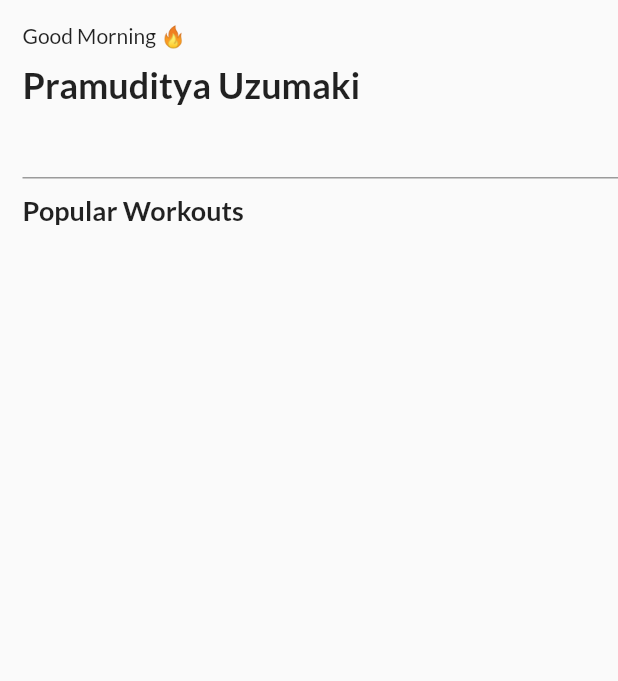
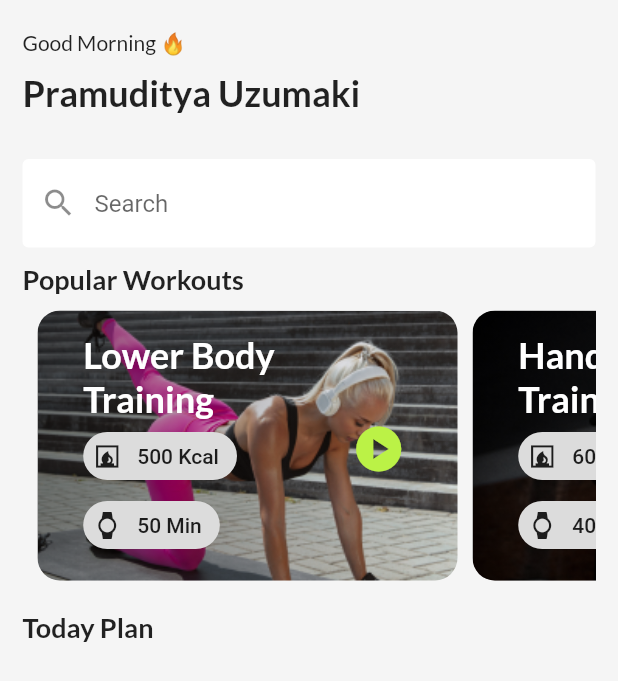
Before and after one commit to fathin210/fitness_app, a Flutter app: the HomeScreen screen opened directly, on a phone screen of 412 x 824 dp. Shown: the top 681 px of the screen. Run offline on Flutter 3.47's test engine with Material 2 defaults, Android fonts, the phone set to English and light mode, and no system bars; our stand-ins replace google_fonts.

Commit message:
add widget card popular

```diff
--- a/lib/screen/home_screen.dart
+++ b/lib/screen/home_screen.dart
@@ -1,3 +1,4 @@
+import 'package:fitness_app/widgets/card_popular.dart';
 import 'package:flutter/material.dart';
 import 'package:flutter/src/foundation/key.dart';
 import 'package:flutter/src/widgets/framework.dart';
@@ -14,9 +15,10 @@ class _HomeScreenState extends State<HomeScreen> {
   @override
   Widget build(BuildContext context) {
     return Scaffold(
+      backgroundColor: Color(0xffF5F5F5),
       body: SafeArea(
         child: Container(
-          margin: EdgeInsets.only(left: 15, top: 15),
+          margin: EdgeInsets.symmetric(horizontal: 15, vertical: 20),
           child: Column(
             crossAxisAlignment: CrossAxisAlignment.start,
             children: [
@@ -37,7 +39,20 @@ class _HomeScreenState extends State<HomeScreen> {
                   fontSize: 24,
                 ),
               ),
-              TextField(),
+              SizedBox(
+                height: 30,
+              ),
+              TextField(
+                decoration: InputDecoration(
+                  filled: true,
+                  fillColor: Colors.white,
+                  prefixIcon: Icon(Icons.search),
+                  hintText: "Search",
+                  border: OutlineInputBorder(
+                    borderSide: BorderSide.none,
+                  ),
+                ),
+              ),
               SizedBox(
                 height: 10,
               ),
@@ -47,7 +62,38 @@ class _HomeScreenState extends State<HomeScreen> {
                   fontSize: 18,
                   fontWeight: FontWeight.bold,
                 ),
-              )
+              ),
+              SingleChildScrollView(
+                padding: EdgeInsets.all(10),
+                scrollDirection: Axis.horizontal,
+                child: Row(
+                  children: [
+                    CardPopular(
+                        trainingName: "Lower Body Training",
+                        burnCal: "500",
+                        time: "50 Min",
+                        image: "assets/Image (2).png"),
+                    SizedBox(
+                      width: 10,
+                    ),
+                    CardPopular(
+                        trainingName: "Hand Training",
+                        burnCal: "600",
+                        time: "40 Min",
+                        image: "assets/Image (3).png"),
+                  ],
+                ),
+              ),
+              SizedBox(
+                height: 10,
+              ),
+              Text(
+                "Today Plan",
+                style: GoogleFonts.lato(
+                  fontSize: 18,
+                  fontWeight: FontWeight.bold,
+                ),
+              ),
             ],
           ),
         ),
--- /dev/null
+++ b/lib/widgets/card_popular.dart
@@ -0,0 +1,99 @@
+import 'package:flutter/material.dart';
+import 'package:google_fonts/google_fonts.dart';
+
+class CardPopular extends StatelessWidget {
+  const CardPopular(
+      {Key? key,
+      required this.trainingName,
+      required this.burnCal,
+      required this.time,
+      required this.image})
+      : super(key: key);
+
+  final String trainingName;
+  final String burnCal;
+  final String time;
+  final String image;
+
+  @override
+  Widget build(BuildContext context) {
+    return Container(
+      width: 280,
+      height: 180,
+      decoration: BoxDecoration(
+        borderRadius: BorderRadius.circular(15),
+        image: DecorationImage(
+          fit: BoxFit.cover,
+          image: AssetImage(image),
+        ),
+      ),
+      child: Stack(
+        children: [
+          Align(
+            alignment: Alignment.center,
+            child: Container(
+              decoration: BoxDecoration(
+                borderRadius: BorderRadius.circular(15),
+                gradient: LinearGradient(
+                  colors: [
+                    Colors.black45,
+                    Colors.transparent,
+                  ],
+                  begin: Alignment.centerLeft,
+                  end: Alignment.centerRight,
+                ),
+              ),
+            ),
+          ),
+          Padding(
+            padding: const EdgeInsets.symmetric(horizontal: 10, vertical: 15),
+            child: Row(
+              mainAxisAlignment: MainAxisAlignment.spaceAround,
+              children: [
+                SizedBox(
+                  width: 130,
+                  child: Column(
+                    crossAxisAlignment: CrossAxisAlignment.start,
+                    children: [
+                      Text(
+                        trainingName,
+                        style: GoogleFonts.lato(
+                            fontSize: 24,
+                            fontWeight: FontWeight.bold,
+                            color: Colors.white),
+                      ),
+                      Chip(
+                        avatar: Icon(Icons.fireplace),
+                        label: Text("$burnCal Kcal"),
+                      ),
+                      Expanded(
+                        child: Chip(
+                          avatar: Icon(Icons.watch),
+                          label: Text(time),
+                        ),
+                      ),
+                    ],
+                  ),
+                ),
+                Column(
+                  mainAxisAlignment: MainAxisAlignment.center,
+                  crossAxisAlignment: CrossAxisAlignment.center,
+                  children: [
+                    IconButton(
+                      onPressed: () {},
+                      icon: Icon(
+                        Icons.play_circle,
+                        size: 36,
+                        color: Color(0xffBBF246),
+                      ),
+                    )
+                  ],
+                ),
+              ],
+            ),
+          )
+        ],
+      ),
+    );
+  }
+}
--- /dev/null
+++ b/lib/widgets/card_todayplan.dart
@@ -0,0 +1,12 @@
+import 'package:flutter/cupertino.dart';
+import 'package:flutter/src/foundation/key.dart';
+import 'package:flutter/src/widgets/framework.dart';
+
+class CardTodayPlan extends StatelessWidget {
+  const CardTodayPlan({Key? key}) : super(key: key);
+
+  @override
+  Widget build(BuildContext context) {
+    return Container();
+  }
+}
```
Also changed, not shown: assets/Image (2).png (added), assets/Image (3).png (added).
